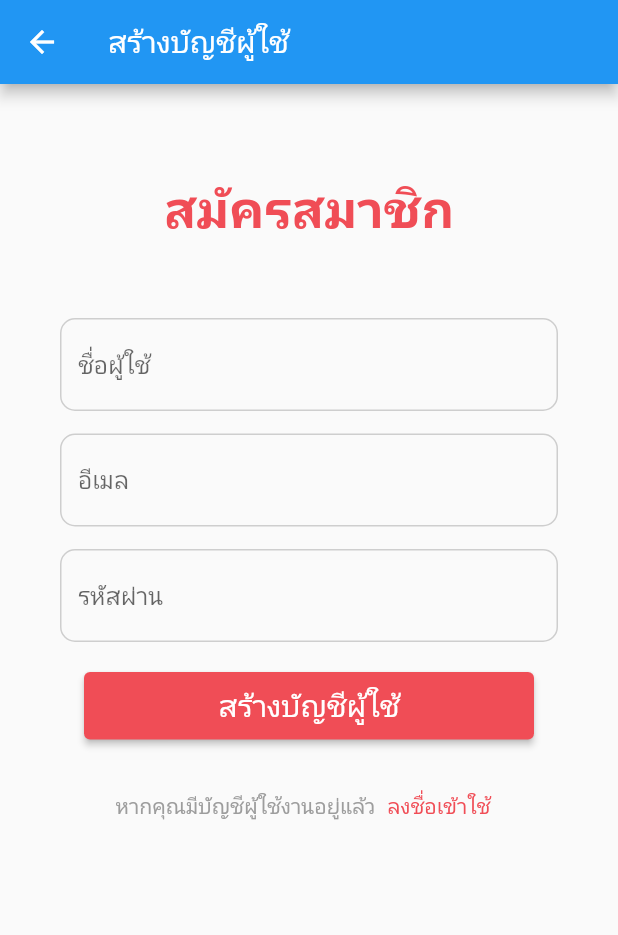
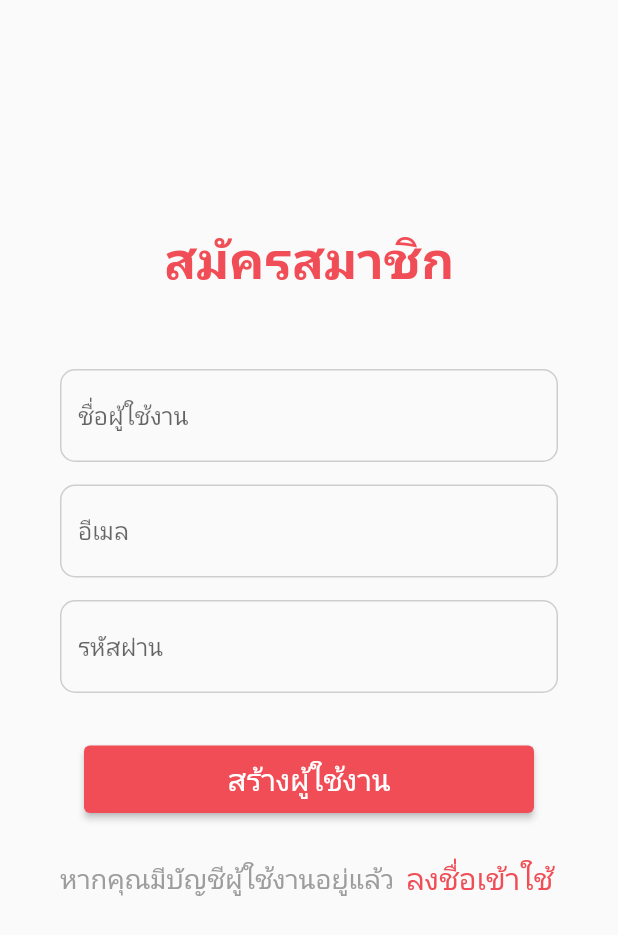
Before and after one commit to OoHuakoO/Ez-Cook, a Flutter app: the screen it shows after launch, after a tap on "สมัครสมาชิก", on a phone screen of 412 x 824 dp. Shown: the top 935 px of the screen. Run offline on Flutter 3.47's test engine with Material 2 defaults, Android fonts, the phone set to English and light mode, and no system bars.

Commit message:
FixbugLogin

```diff
--- a/client/lib/pages/login.dart
+++ b/client/lib/pages/login.dart
@@ -1,6 +1,7 @@
 import 'package:flutter/cupertino.dart';
 import 'package:flutter/material.dart';
 import 'package:client/pages/register.dart';
+
 class Login extends StatefulWidget {
   @override
   _LoginState createState() => _LoginState();
@@ -11,11 +12,9 @@ class _LoginState extends State<Login> {
   @override
   Widget build(BuildContext context) {
     return Scaffold(
-      appBar: AppBar(
-        title: Text("ลงชื่อเข้าใช้"),
-      ),
+      resizeToAvoidBottomInset: false,
       body: Padding(
-        padding: const EdgeInsets.fromLTRB(40, 10, 40, 50),
+        padding: const EdgeInsets.fromLTRB(40, 100, 40, 50),
         child: Container(
           child: Form(
             child: Column(
@@ -25,28 +24,11 @@ class _LoginState extends State<Login> {
                   child: Text(
                     "Ez Cook",
                     style: TextStyle(
-                        fontSize: 45,
+                        fontSize: 60,
                         fontWeight: FontWeight.bold,
                         color: Color(0xFFF04D56)),
                   ),
                 ),
-                // TextFormField(
-                //   decoration: InputDecoration(
-                //       filled: true,
-                //       fillColor: Color(0xFFFAFAFA),
-                //       hintText: 'ชื่อผู้ใช้',
-                //       enabledBorder: OutlineInputBorder(
-                //           borderSide:
-                //               BorderSide(width: 1, color: Color(0xFFCECECE)),
-                //           borderRadius: BorderRadius.circular(10)),
-                //       focusedBorder: OutlineInputBorder(
-                //           borderSide:
-                //               BorderSide(width: 1, color: Color(0xFFF04D56)),
-                //           borderRadius: BorderRadius.circular(10))),
-                // ),
-                // SizedBox(
-                //   height: 15,
-                // ),
                 TextFormField(
                   keyboardType: TextInputType.emailAddress,
                   decoration: InputDecoration(
@@ -76,11 +58,11 @@ class _LoginState extends State<Login> {
                               BorderSide(width: 1, color: Color(0xFFCECECE)),
                           borderRadius: BorderRadius.circular(10)),
                       focusedBorder: OutlineInputBorder(
-                          borderSide: BorderSide(width: 1, color: Color(0xc)),
+                          borderSide: BorderSide(width: 1, color: Color(0xFFF04D56)),
                           borderRadius: BorderRadius.circular(10))),
                 ),
                 Padding(
-                  padding: const EdgeInsets.fromLTRB(0, 20, 0, 20),
+                  padding: const EdgeInsets.fromLTRB(0, 30, 0, 20),
                   child: SizedBox(
                     height: 45,
                     width: 300,
@@ -97,7 +79,7 @@ class _LoginState extends State<Login> {
                 ),
                 TextButton(
                   child: Text("ลืมรหัสผ่าน ?",
-                      style: TextStyle(fontSize: 14, color: Color(0xFF9D9D9D))),
+                      style: TextStyle(fontSize: 18, color: Color(0xFF9D9D9D))),
                   onPressed: () {},
                 ),
                 Row(
@@ -105,11 +87,11 @@ class _LoginState extends State<Login> {
                   children: [
                     Text('หากคุณยังไม่มีบัญชีผู้ใช้งาน',
                         style:
-                            TextStyle(fontSize: 14, color: Color(0xFF9D9D9D))),
+                            TextStyle(fontSize: 18, color: Color(0xFF9D9D9D))),
                     TextButton(
                       child: Text("สมัครสมาชิก",
                           style: TextStyle(
-                              fontSize: 14, color: Color(0xFFF04D56))),
+                              fontSize: 20, color: Color(0xFFF04D56))),
                       onPressed: () {
                         Navigator.push(
                           context,
--- a/client/lib/pages/register.dart
+++ b/client/lib/pages/register.dart
@@ -1,4 +1,5 @@
 import 'package:flutter/material.dart';
+import 'package:client/pages/login.dart';
 
 class RegisterScreen extends StatefulWidget {
   @override
@@ -10,11 +11,8 @@ class _RegisterScreenState extends State<RegisterScreen> {
   Widget build(BuildContext context) {
     return Scaffold(
       resizeToAvoidBottomInset: false,
-      appBar: AppBar(
-        title: Text("สร้างบัญชีผู้ใช้"),
-      ),
       body: Padding(
-        padding: const EdgeInsets.fromLTRB(40, 10, 40, 50),
+        padding: const EdgeInsets.fromLTRB(40, 100, 40, 50),
         child: Container(
           child: Form(
             child: Column(
@@ -33,7 +31,7 @@ class _RegisterScreenState extends State<RegisterScreen> {
                   decoration: InputDecoration(
                       filled: true,
                       fillColor: Color(0xFFFAFAFA),
-                      hintText: 'ชื่อผู้ใช้',
+                      hintText: 'ชื่อผู้ใช้งาน',
                       enabledBorder: OutlineInputBorder(
                           borderSide:
                               BorderSide(width: 1, color: Color(0xFFCECECE)),
@@ -75,8 +73,12 @@ class _RegisterScreenState extends State<RegisterScreen> {
                               BorderSide(width: 1, color: Color(0xFFCECECE)),
                           borderRadius: BorderRadius.circular(10)),
                       focusedBorder: OutlineInputBorder(
-                          borderSide: BorderSide(width: 1, color: Color(0xc)),
+                          borderSide:
+                              BorderSide(width: 1, color: Color(0xFFF04D56)),
                           borderRadius: BorderRadius.circular(10))),
+                ),
+                SizedBox(
+                  height: 15,
                 ),
                 Padding(
                   padding: const EdgeInsets.fromLTRB(0, 20, 0, 20),
@@ -88,7 +90,7 @@ class _RegisterScreenState extends State<RegisterScreen> {
                           backgroundColor:
                               MaterialStateProperty.all(Color(0xFFF04D56)),
                         ),
-                        child: Text("สร้างบัญชีผู้ใช้",
+                        child: Text("สร้างผู้ใช้งาน",
                             style: TextStyle(fontSize: 20)),
                         onPressed: () {}),
                   ),
@@ -98,12 +100,17 @@ class _RegisterScreenState extends State<RegisterScreen> {
                   children: [
                     Text('หากคุณมีบัญชีผู้ใช้งานอยู่แล้ว',
                         style:
-                            TextStyle(fontSize: 14, color: Color(0xFF9D9D9D))),
+                            TextStyle(fontSize: 18, color: Color(0xFF9D9D9D))),
                     TextButton(
                       child: Text("ลงชื่อเข้าใช้",
                           style: TextStyle(
-                              fontSize: 14, color: Color(0xFFF04D56))),
-                      onPressed: () {},
+                              fontSize: 20, color: Color(0xFFF04D56))),
+                      onPressed: () {
+                        Navigator.push(
+                          context,
+                          MaterialPageRoute(builder: (context) => Login()),
+                        );
+                      },
                     ),
                   ],
                 )
```
